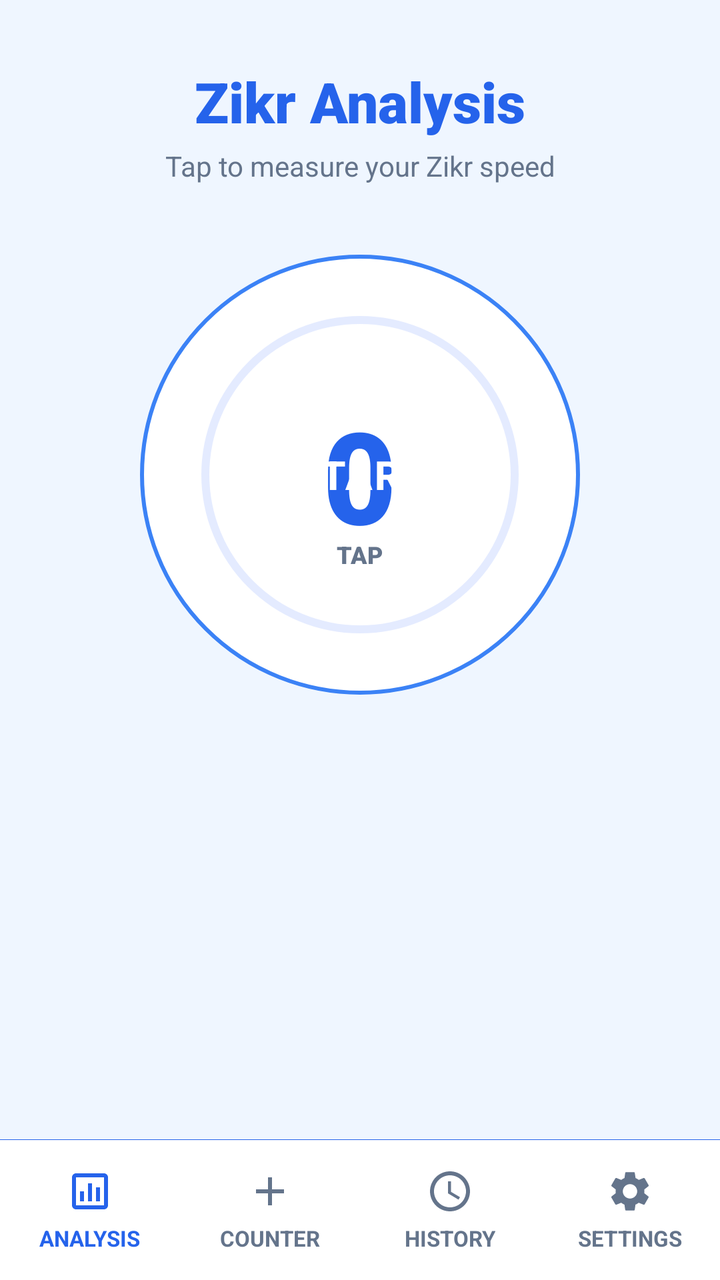
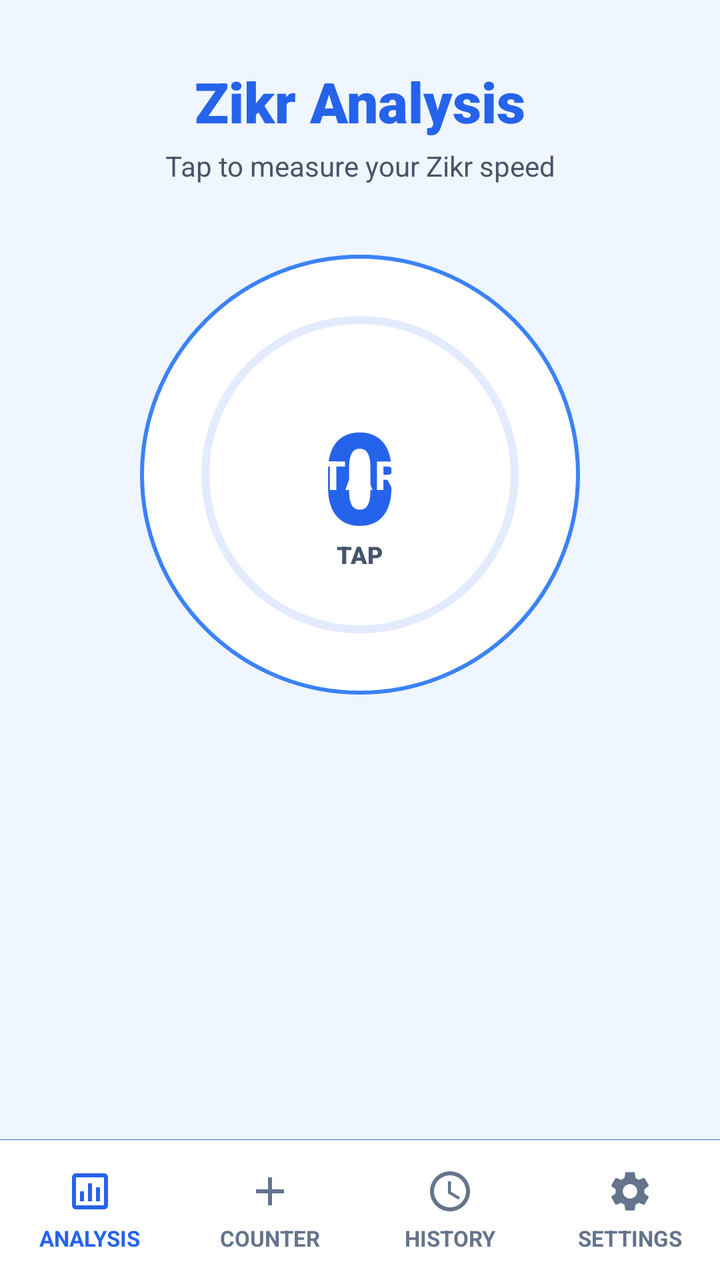

Two renders of the same Android screen: before a commit and after it. Below are the layout's source before the change and the commit's diff.
<!-- AndroidManifest.xml: application theme Theme.SmartTasbeeh -->
<!-- res/layout/activity_analysis.xml -->
<?xml version="1.0" encoding="utf-8"?>
<androidx.constraintlayout.widget.ConstraintLayout xmlns:android="http://schemas.android.com/apk/res/android"
    xmlns:app="http://schemas.android.com/apk/res-auto"
    xmlns:tools="http://schemas.android.com/tools"
    android:layout_width="match_parent"
    android:layout_height="match_parent"
    android:background="@color/app_background"
    tools:context=".AnalysisActivity">

    
    <ScrollView
        android:layout_width="match_parent"
        android:layout_height="0dp"
        android:fillViewport="true"
        app:layout_constraintTop_toTopOf="parent"
        app:layout_constraintBottom_toTopOf="@id/bottomNavDivider">

        <androidx.constraintlayout.widget.ConstraintLayout
            android:layout_width="match_parent"
            android:layout_height="wrap_content"
            android:paddingBottom="24dp">

            
            <TextView
                android:id="@+id/tvTitle"
                android:layout_width="wrap_content"
                android:layout_height="wrap_content"
                android:text="@string/zikr_analysis_title"
                android:textColor="@color/tasbeeh_blue_primary"
                android:textSize="28sp"
                android:fontFamily="sans-serif-black"
                android:layout_marginTop="32dp"
                app:layout_constraintTop_toTopOf="parent"
                app:layout_constraintStart_toStartOf="parent"
                app:layout_constraintEnd_toEndOf="parent"/>

            <TextView
                android:id="@+id/tvSubtitle"
                android:layout_width="wrap_content"
                android:layout_height="wrap_content"
                android:text="@string/zikr_analysis_subtitle"
                android:textColor="@color/text_secondary"
                android:textSize="14sp"
                android:layout_marginTop="4dp"
                app:layout_constraintTop_toBottomOf="@id/tvTitle"
                app:layout_constraintStart_toStartOf="parent"
                app:layout_constraintEnd_toEndOf="parent"/>

            
            <FrameLayout
                android:id="@+id/btnTap"
                android:layout_width="230dp"
                android:layout_height="230dp"
                android:layout_marginTop="30dp"
                app:layout_constraintTop_toBottomOf="@id/tvSubtitle"
                app:layout_constraintStart_toStartOf="parent"
                app:layout_constraintEnd_toEndOf="parent">

                
                <View
                    android:layout_width="match_parent"
                    android:layout_height="match_parent"
                    android:layout_margin="5dp"
                    android:background="@drawable/bg_circle_button" />

                
                <ProgressBar
                    android:id="@+id/progressBar"
                    android:layout_width="match_parent"
                    android:layout_height="match_parent"
                    android:indeterminate="false"
                    android:progressDrawable="@drawable/circular_progress"
                    android:background="@null"
                    style="?android:attr/progressBarStyleHorizontal"
                    android:max="100"
                    android:progress="0"
                    android:padding="2dp"/>

                
                <TextView
                    android:id="@+id/tvCount"
                    android:layout_width="wrap_content"
                    android:layout_height="wrap_content"
                    android:layout_gravity="center"
                    android:text="@string/Count_Number"
                    android:textSize="64sp"
                    android:fontFamily="sans-serif-black"
                    android:textStyle="bold"
                    android:textColor="@color/tasbeeh_blue_primary"/>

                <TextView
                    android:id="@+id/tvTapHint"
                    android:layout_width="wrap_content"
                    android:layout_height="wrap_content"
                    android:layout_gravity="center"
                    android:text="@string/Tap_Button_Text"
                    android:textSize="12sp"
                    android:fontFamily="sans-serif-black"
                    android:textColor="@color/text_secondary"
                    android:translationY="40dp"/>

                
                <TextView
                    android:id="@+id/tvPausedOverlay"
                    android:layout_width="wrap_content"
                    android:layout_height="wrap_content"
                    android:layout_gravity="center"
                    android:text="@string/paused_text"
                    android:textSize="25sp"
                    android:fontFamily="sans-serif-black"
                    android:textColor="@color/delete_text"
                    android:visibility="gone"/>

                
                <View
                    android:id="@+id/tapActionView"
                    android:layout_width="match_parent"
                    android:layout_height="match_parent"
                    android:layout_margin="12dp"
                    android:background="?attr/selectableItemBackgroundBorderless"
                    android:clickable="true"
                    android:focusable="true"/>

                
                <Button
                    android:id="@+id/btnStartOverlay"
                    android:layout_width="wrap_content"
                    android:layout_height="wrap_content"
                    android:text="@string/start_button_text"
                    android:textSize="20sp"
                    android:layout_gravity="center"
                    android:visibility="visible"
                    android:elevation="10dp"
                    android:textAllCaps="true"
                    android:textColor="@color/white"
                    android:textStyle="bold"
                    android:letterSpacing="0.05"
                    android:backgroundTint="@color/tasbeeh_blue_primary"
                    app:cornerRadius="10dp"
                    style="@style/Widget.MaterialComponents.Button.UnelevatedButton"/>

            </FrameLayout>

            
            <LinearLayout
                android:id="@+id/controlsRow"
                android:layout_width="wrap_content"
                android:layout_height="wrap_content"
                android:orientation="horizontal"
                android:gravity="center"
                android:layout_marginTop="30dp"
                app:layout_constraintTop_toBottomOf="@id/btnTap"
                app:layout_constraintStart_toStartOf="parent"
                app:layout_constraintEnd_toEndOf="parent">

                <com.google.android.material.floatingactionbutton.FloatingActionButton
                    android:id="@+id/fabPause"
                    android:layout_width="wrap_content"
                    android:layout_height="wrap_content"
                    android:src="@drawable/ic_pause"
                    app:backgroundTint="@color/tasbeeh_blue_primary"
                    app:tint="@android:color/white"
                    app:fabSize="normal"
                    app:cardCornerRadius="10dp"
                    app:cardElevation="5dp"
                    android:visibility="invisible"/>

            </LinearLayout>

            
            <Button
                android:id="@+id/btnResetAnalysis"
                android:layout_width="0dp"
                android:layout_height="50dp"
                android:text="@string/reset_button_text"
                android:textAllCaps="true"
                android:textColor="@color/white"
                android:textStyle="bold"
                android:letterSpacing="0.05"
                android:visibility="gone"
                android:backgroundTint="@color/tasbeeh_blue_primary"
                app:cornerRadius="5dp"
                android:layout_marginTop="20dp"
                style="@style/Widget.MaterialComponents.Button.UnelevatedButton"
                app:layout_constraintTop_toBottomOf="@+id/controlsRow"
                app:layout_constraintEnd_toStartOf="@+id/controlsRow"/>

            <Button
                android:id="@+id/btnShowReport"
                android:layout_width="0dp"
                android:layout_height="50dp"
                android:text="@string/report_button_text"
                android:textAllCaps="true"
                android:textColor="@color/white"
                android:textStyle="bold"
                android:letterSpacing="0.05"
                android:visibility="gone"
                android:backgroundTint="@color/tasbeeh_blue_primary"
                app:cornerRadius="5dp"
                android:layout_marginTop="20dp"
                style="@style/Widget.MaterialComponents.Button.UnelevatedButton"
                app:layout_constraintTop_toBottomOf="@+id/controlsRow"
                app:layout_constraintStart_toEndOf="@+id/controlsRow"/>

            
            <LinearLayout
                android:id="@+id/reportContainer"
                android:layout_width="match_parent"
                android:layout_height="wrap_content"
                android:orientation="vertical"
                android:visibility="gone"
                android:layout_marginTop="24dp"
                android:animateLayoutChanges="true"
                app:layout_constraintTop_toBottomOf="@id/btnShowReport"
                app:layout_constraintStart_toStartOf="parent"
                app:layout_constraintEnd_toEndOf="parent">

                
                <androidx.recyclerview.widget.RecyclerView
                    android:id="@+id/rvAnalysisCards"
                    android:layout_width="match_parent"
                    android:layout_height="320dp"
                    android:clipToPadding="false"
                    android:paddingStart="24dp"
                    android:paddingEnd="24dp"/>

                
                <LinearLayout
                    android:id="@+id/layoutDots"
                    android:layout_width="wrap_content"
                    android:layout_height="wrap_content"
                    android:orientation="horizontal"
                    android:layout_gravity="center_horizontal"
                    android:layout_marginTop="16dp"
                    android:layout_marginBottom="24dp"/>

            </LinearLayout>

        </androidx.constraintlayout.widget.ConstraintLayout>
    </ScrollView>


    
    <View
        android:id="@+id/bottomNavDivider"
        android:layout_width="match_parent"
        android:layout_height="0.1dp"
        android:background="@color/count_text_color"
        app:layout_constraintBottom_toTopOf="@id/bottomNav"/>

    <LinearLayout
        android:id="@+id/bottomNav"
        android:layout_width="match_parent"
        android:layout_height="70dp"
        android:background="@color/nav_bg"
        android:orientation="horizontal"
        android:weightSum="4"
        android:baselineAligned="false"
        app:layout_constraintBottom_toBottomOf="parent">

        
        <LinearLayout
            android:layout_width="0dp"
            android:layout_height="match_parent"
            android:layout_weight="1"
            android:orientation="vertical"
            android:gravity="center">
            <ImageView
                android:layout_width="24dp"
                android:layout_height="24dp"
                android:src="@drawable/ic_analysis"
                app:tint="@color/nav_text_selected"/>
            <TextView
                android:layout_width="wrap_content"
                android:layout_height="wrap_content"
                android:text="@string/nav_analysis"
                android:textSize="11sp"
                android:textStyle="bold"
                android:textColor="@color/nav_text_selected"
                android:layout_marginTop="4dp"/>
        </LinearLayout>

        
        <LinearLayout
            android:id="@+id/btnNavCounter"
            android:layout_width="0dp"
            android:layout_height="match_parent"
            android:layout_weight="1"
            android:orientation="vertical"
            android:gravity="center"
            android:clickable="true"
            android:focusable="true"
            android:background="?attr/selectableItemBackground">
            <ImageView
                android:layout_width="24dp"
                android:layout_height="24dp"
                android:src="@drawable/ic_add"
                app:tint="@color/nav_text_unselected"/>
            <TextView
                android:layout_width="wrap_content"
                android:layout_height="wrap_content"
                android:text="@string/nav_counter"
                android:textSize="11sp"
                android:textStyle="bold"
                android:textColor="@color/nav_text_unselected"
                android:layout_marginTop="4dp"/>
        </LinearLayout>

        
        <LinearLayout
            android:id="@+id/btnSavedCounts"
            android:layout_width="0dp"
            android:layout_height="match_parent"
            android:layout_weight="1"
            android:orientation="vertical"
            android:gravity="center"
            android:clickable="true"
            android:focusable="true"
            android:background="?attr/selectableItemBackground">
            <ImageView
                android:layout_width="24dp"
                android:layout_height="24dp"
                android:src="@drawable/ic_clock"
                app:tint="@color/nav_text_unselected"/>
            <TextView
                android:layout_width="wrap_content"
                android:layout_height="wrap_content"
                android:text="@string/nav_history"
                android:textSize="11sp"
                android:textStyle="bold"
                android:textColor="@color/nav_text_unselected"
                android:layout_marginTop="4dp"/>
        </LinearLayout>

        
        <LinearLayout
            android:id="@+id/btnNavSettings"
            android:layout_width="0dp"
            android:layout_height="match_parent"
            android:layout_weight="1"
            android:orientation="vertical"
            android:gravity="center"
            android:clickable="true"
            android:focusable="true"
            android:background="?attr/selectableItemBackground">
            <ImageView
                android:layout_width="24dp"
                android:layout_height="24dp"
                android:src="@drawable/ic_settings"
                app:tint="@color/nav_text_unselected"/>
            <TextView
                android:layout_width="wrap_content"
                android:layout_height="wrap_content"
                android:text="@string/nav_settings"
                android:textSize="11sp"
                android:textStyle="bold"
                android:textColor="@color/nav_text_unselected"
                android:layout_marginTop="4dp"/>
        </LinearLayout>

    </LinearLayout>

</androidx.constraintlayout.widget.ConstraintLayout>
<!-- resources referenced by this layout -->
<resources>
  <color name="app_background">@color/background_light</color>
  <color name="count_text_color">#2563EB</color>
  <color name="delete_text">#DC2626</color>
  <color name="nav_bg">#FFFFFF</color>
  <color name="nav_text_selected">#2563EB</color>
  <color name="nav_text_unselected">#64748B</color>
  <color name="tasbeeh_blue_primary">#2563EB</color>
  <color name="text_secondary">#64748B</color>
  <color name="white">#FFFFFFFF</color>
  <!-- drawable bg_circle_button (drawable) -->
  <?xml version="1.0" encoding="utf-8"?>
  <shape xmlns:android="http://schemas.android.com/apk/res/android"
      android:shape="oval">
      <solid android:color="@color/card_background" />
      <stroke
          android:width="2dp"
          android:color="@color/tasbeeh_blue_accent" />
  </shape>
  <!-- drawable ic_add (drawable) -->
  <vector xmlns:android="http://schemas.android.com/apk/res/android"
      android:width="24dp"
      android:height="24dp"
      android:viewportWidth="24"
      android:viewportHeight="24">
      <path
        android:fillColor="@android:color/white"
        android:pathData="M19,13h-6v6h-2v-6H5v-2h6V5h2v6h6v2z"/>
  </vector>
  <!-- drawable ic_analysis (drawable) -->
  <vector xmlns:android="http://schemas.android.com/apk/res/android"
      android:width="24dp"
      android:height="24dp"
      android:viewportWidth="24"
      android:viewportHeight="24">
    <path
        android:fillColor="#FF000000"
        android:pathData="M19,3H5C3.9,3 3,3.9 3,5v14c0,1.1 0.9,2 2,2h14c1.1,0 2,-0.9 2,-2V5C21,3.9 20.1,3 19,3zM19,19H5V5h14V19zM7,12h2v5H7V12zM11,8h2v9h-2V8zM15,10h2v7h-2V10z"/>
  </vector>
  <!-- drawable ic_clock (drawable) -->
  <vector xmlns:android="http://schemas.android.com/apk/res/android"
      android:width="24dp"
      android:height="24dp"
      android:viewportWidth="24.0"
      android:viewportHeight="24.0">
      <path
          android:fillColor="@android:color/white"
          android:pathData="M11.99,2C6.47,2 2,6.48 2,12s4.47,10 9.99,10C17.52,22 22,17.52 22,12S17.52,2 11.99,2zM12,20c-4.42,0 -8,-3.58 -8,-8s3.58,-8 8,-8 8,3.58 8,8 -3.58,8 -8,8zM12.5,7H11v6l5.25,3.15 0.75,-1.23 -4.5,-2.67z"/>
  </vector>
  <!-- drawable ic_pause (drawable) -->
  <vector xmlns:android="http://schemas.android.com/apk/res/android"
      android:width="24dp"
      android:height="24dp"
      android:viewportWidth="24"
      android:viewportHeight="24"
      android:tint="?attr/colorControlNormal">
    <path
        android:fillColor="@android:color/white"
        android:pathData="M6,19h4V5H6v14zM14,5v14h4V5h-4z"/>
  </vector>
  <string name="Count_Number">0</string>
  <string name="Tap_Button_Text">TAP</string>
  <string name="nav_analysis">ANALYSIS</string>
  <string name="nav_counter">COUNTER</string>
  <string name="nav_history">HISTORY</string>
  <string name="nav_settings">SETTINGS</string>
  <string name="paused_text">PAUSED</string>
  <string name="report_button_text">Report</string>
  <string name="reset_button_text">Reset</string>
  <string name="start_button_text">START</string>
  <string name="zikr_analysis_subtitle">Tap to measure your Zikr speed</string>
  <string name="zikr_analysis_title">Zikr Analysis</string>
  <style name="Theme.SmartTasbeeh" parent="Base.Theme.SmartTasbeeh" />
  <color name="background_light">#EFF6FF</color>
  <color name="card_background">#FFFFFF</color>
  <color name="tasbeeh_blue_accent">#3B82F6</color>
  <color name="tasbeeh_blue_dark2">#202962FF</color>
  <color name="tasbeeh_blue_dark">#1E3A8A</color>
  <color name="text_primary">#0F172A</color>
  <!-- unchanged entries left out for length: 3 -->
</resources>

<!-- the commit's change to res/layout/activity_analysis.xml (unified diff, before → after) -->
@@ -119,7 +119,8 @@
                     android:layout_margin="12dp"
                     android:background="?attr/selectableItemBackgroundBorderless"
                     android:clickable="true"
-                    android:focusable="true"/>
+                    android:focusable="true"
+                    android:contentDescription="@string/action_tap_count"/>
 
                 
                 <Button
@@ -163,7 +164,8 @@
                     app:fabSize="normal"
                     app:cardCornerRadius="10dp"
                     app:cardElevation="5dp"
-                    android:visibility="invisible"/>
+                    android:visibility="invisible"
+                    android:contentDescription="@string/action_pause_analysis"/>
 
             </LinearLayout>
 
@@ -269,7 +271,8 @@
                 android:layout_width="24dp"
                 android:layout_height="24dp"
                 android:src="@drawable/ic_analysis"
-                app:tint="@color/nav_text_selected"/>
+                app:tint="@color/nav_text_selected"
+                android:contentDescription="@null"/>
             <TextView
                 android:layout_width="wrap_content"
                 android:layout_height="wrap_content"
@@ -295,7 +298,8 @@
                 android:layout_width="24dp"
                 android:layout_height="24dp"
                 android:src="@drawable/ic_add"
-                app:tint="@color/nav_text_unselected"/>
+                app:tint="@color/nav_text_unselected"
+                android:contentDescription="@null"/>
             <TextView
                 android:layout_width="wrap_content"
                 android:layout_height="wrap_content"
@@ -321,7 +325,8 @@
                 android:layout_width="24dp"
                 android:layout_height="24dp"
                 android:src="@drawable/ic_clock"
-                app:tint="@color/nav_text_unselected"/>
+                app:tint="@color/nav_text_unselected"
+                android:contentDescription="@null"/>
             <TextView
                 android:layout_width="wrap_content"
                 android:layout_height="wrap_content"
@@ -347,7 +352,8 @@
                 android:layout_width="24dp"
                 android:layout_height="24dp"
                 android:src="@drawable/ic_settings"
-                app:tint="@color/nav_text_unselected"/>
+                app:tint="@color/nav_text_unselected"
+                android:contentDescription="@null"/>
             <TextView
                 android:layout_width="wrap_content"
                 android:layout_height="wrap_content"
<!-- resource entries referenced after the edit -->
@@ -7,7 +7,7 @@
   <color name="nav_text_selected">#2563EB</color>
   <color name="nav_text_unselected">#64748B</color>
   <color name="tasbeeh_blue_primary">#2563EB</color>
-  <color name="text_secondary">#64748B</color>
+  <color name="text_secondary">#475569</color>
   <color name="white">#FFFFFFFF</color>
   <!-- drawable bg_circle_button (drawable) -->
   <?xml version="1.0" encoding="utf-8"?>
@@ -61,6 +61,8 @@
   </vector>
   <string name="Count_Number">0</string>
   <string name="Tap_Button_Text">TAP</string>
+  <string name="action_pause_analysis">Pause analysis</string>
+  <string name="action_tap_count">Count</string>
   <string name="nav_analysis">ANALYSIS</string>
   <string name="nav_counter">COUNTER</string>
   <string name="nav_history">HISTORY</string>
